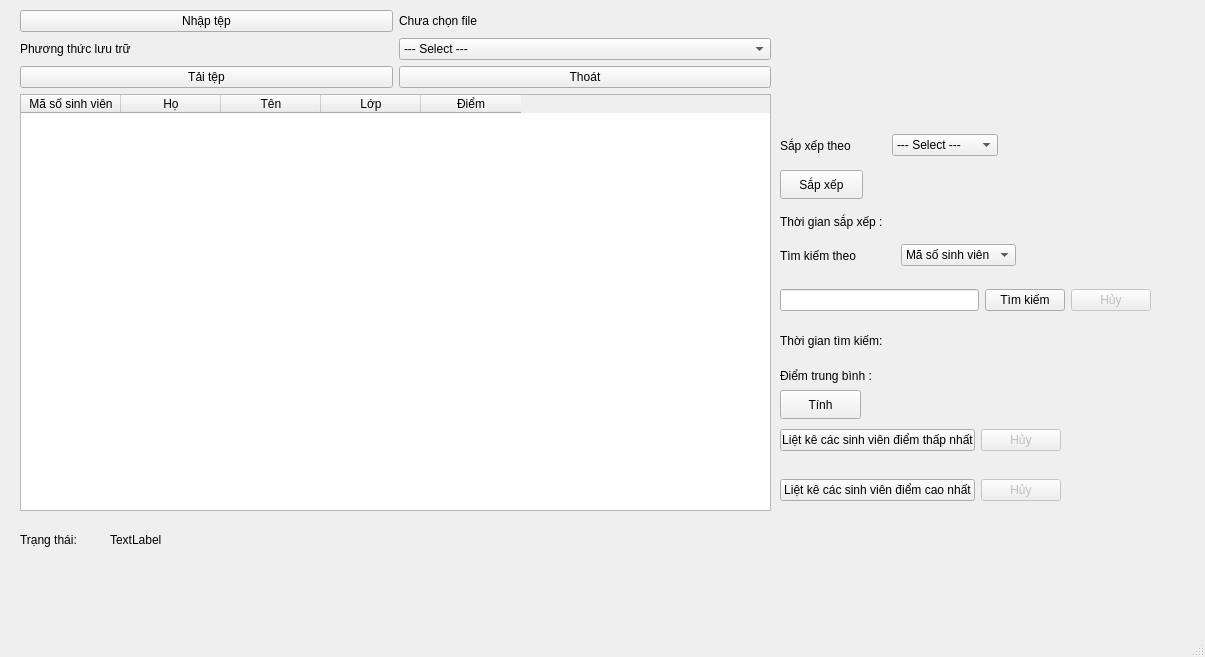
Qt form mainwindow.ui (BuBaKaNg/quan_li_sinh_vien) before a commit.
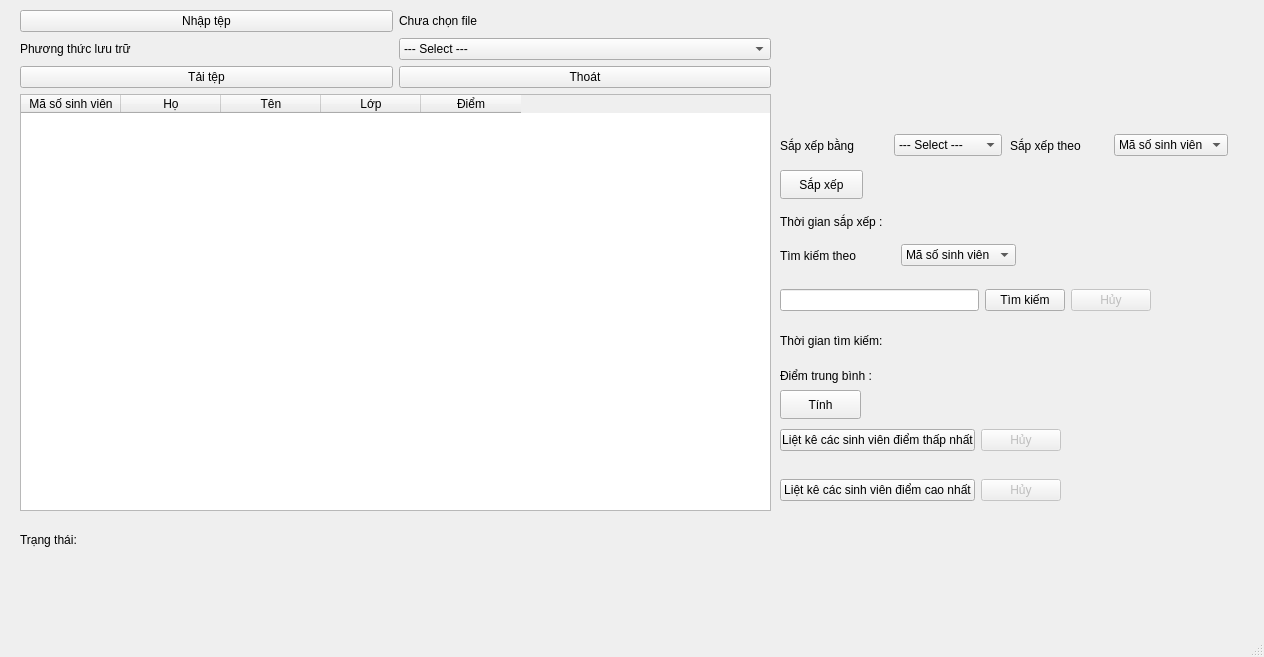
The same form after that commit.

What changed in the file:
```diff
--- a/mainwindow.ui
+++ b/mainwindow.ui
@@ -6,7 +6,7 @@
    <rect>
     <x>0</x>
     <y>0</y>
-    <width>1205</width>
+    <width>1264</width>
     <height>657</height>
    </rect>
   </property>
@@ -281,7 +281,7 @@
      <rect>
       <x>780</x>
       <y>130</y>
-      <width>218</width>
+      <width>222</width>
       <height>31</height>
      </rect>
     </property>
@@ -289,7 +289,7 @@
      <item>
       <widget class="QLabel" name="labelSort">
        <property name="text">
-        <string>Sắp xếp theo</string>
+        <string>Sắp xếp bằng</string>
        </property>
       </widget>
      </item>
@@ -400,7 +400,7 @@
      </rect>
     </property>
     <property name="text">
-     <string>TextLabel</string>
+     <string/>
     </property>
    </widget>
    <widget class="QWidget" name="horizontalLayoutWidget_10">
@@ -461,6 +461,44 @@
      </item>
     </layout>
    </widget>
+   <widget class="QWidget" name="horizontalLayoutWidget_12">
+    <property name="geometry">
+     <rect>
+      <x>1010</x>
+      <y>130</y>
+      <width>218</width>
+      <height>31</height>
+     </rect>
+    </property>
+    <layout class="QHBoxLayout" name="horizontalLayout_9">
+     <item>
+      <widget class="QLabel" name="labelSort_2">
+       <property name="text">
+        <string>Sắp xếp theo</string>
+       </property>
+      </widget>
+     </item>
+     <item>
+      <widget class="QComboBox" name="comboBoxStandarSort">
+       <item>
+        <property name="text">
+         <string>Mã số sinh viên</string>
+        </property>
+       </item>
+       <item>
+        <property name="text">
+         <string>Tên</string>
+        </property>
+       </item>
+       <item>
+        <property name="text">
+         <string>Điểm</string>
+        </property>
+       </item>
+      </widget>
+     </item>
+    </layout>
+   </widget>
   </widget>
   <widget class="QMenuBar" name="menubar">
    <property name="geometry">
```
Left out of the diff: 8 changed lines with no effect on the pictures.
